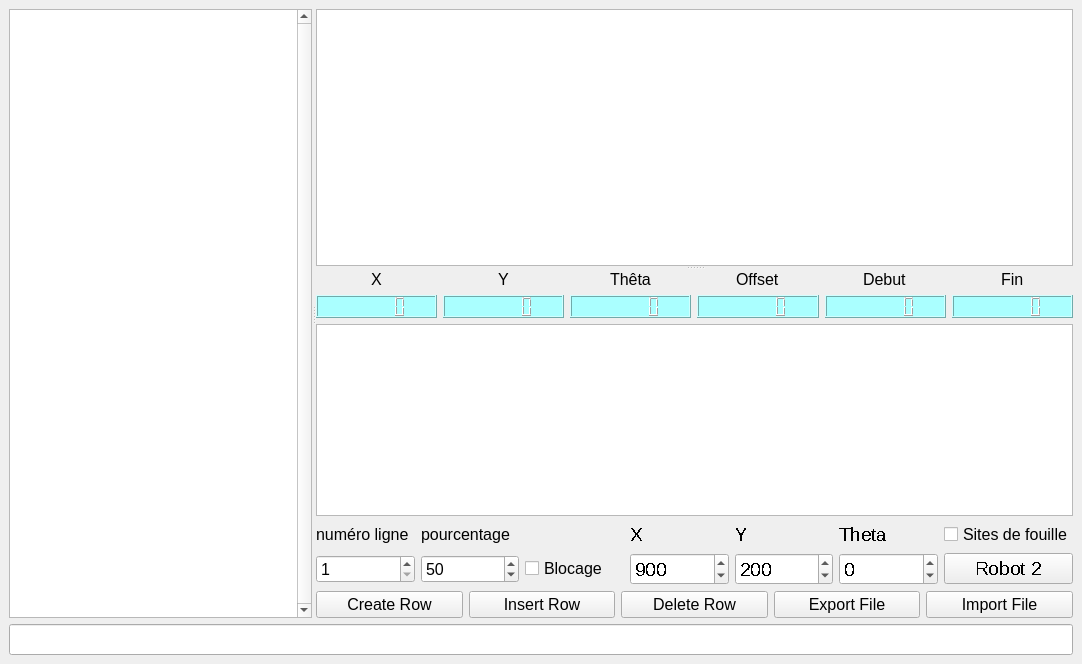
Eaklim/editeur_strategie, file mainwindow.ui: the form before one commit.
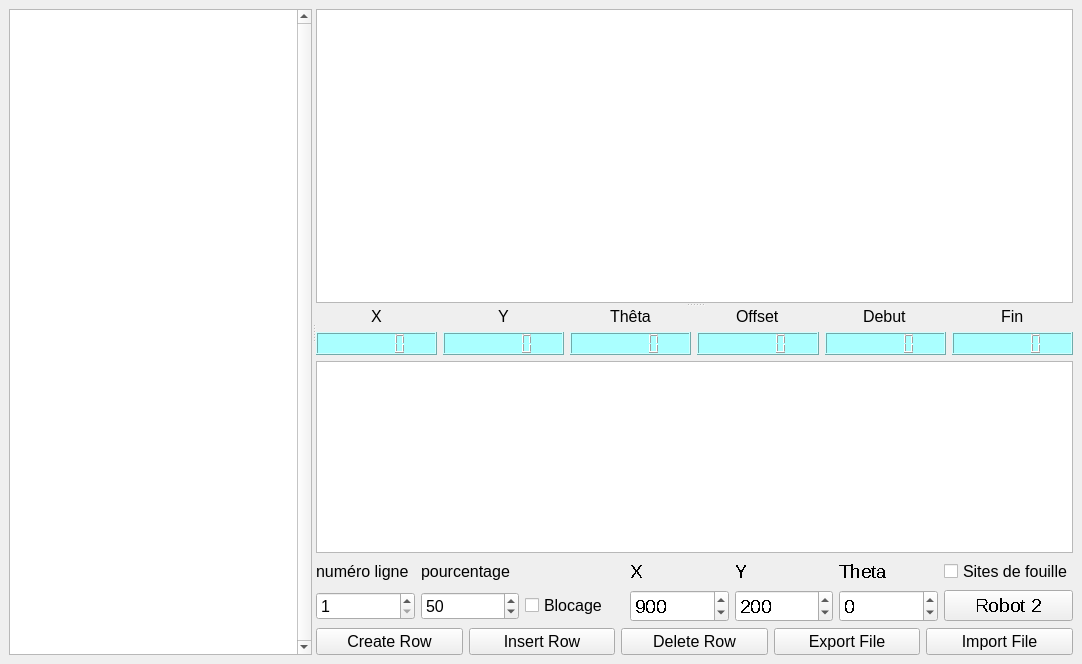
The form after the commit. Custom widgets are drawn as their Qt base class.

Commit message:
- afficher les couches de gateaux sur le terrain de jeu (bonne coordonnées et bonne taille) - afficher les couches de gateaux avec le robot s'il est pris à l'avant ou à l'arrière
- A faire
	- ajouter le "bool" qui va dire que le robot a ramassé le gateau
	- faire une fonction qui compte le nombre plus quelle type de gateau est pris
	- faire une fonction qui permet de savoir si le robot a pris le gateau à l'avant ou à l'arrière
	- affficher les couches de gateaux dans la partie interface

The edit to the form file:
```diff
--- a/mainwindow.ui
+++ b/mainwindow.ui
@@ -661,9 +661,6 @@
       </widget>
      </widget>
     </item>
-    <item row="1" column="0">
-     <widget class="QLineEdit" name="lineEdit"/>
-    </item>
    </layout>
   </widget>
  </widget>
```
The commit also changes 2 other files.
